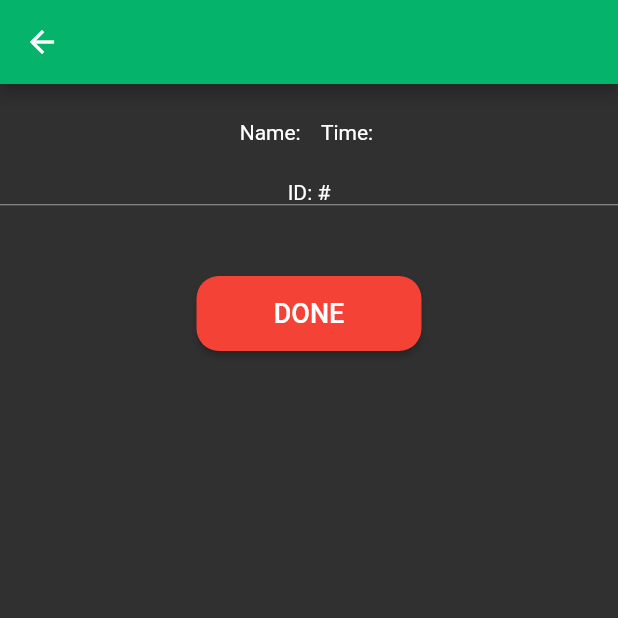
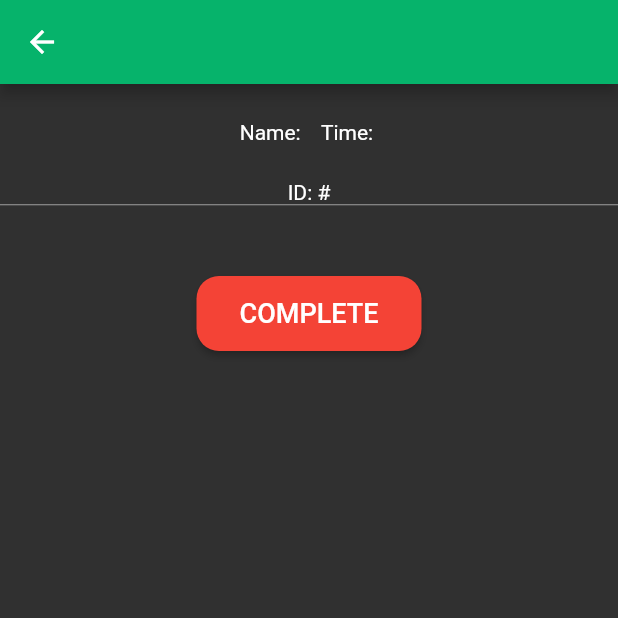
Before and after one commit to Sv6/Riyadh-Metro-Ticketing-System, a Flutter app: the FeedbackDetailsPage screen opened directly, on a phone screen of 412 x 824 dp, the top half of it. Run offline on Flutter 3.47's test engine with Material 2 defaults, Android fonts, the phone set to English and light mode, and no system bars; our stand-ins replace cloud_firestore, dotted_line, firebase_auth, firebase_core, google_nav_bar, qr_flutter; accounts and stored records are empty.

Commit message:
regular updates

```diff
--- a/lib/DisplayFeedbacks.dart
+++ b/lib/DisplayFeedbacks.dart
@@ -201,7 +201,7 @@ class _FeedbackDetailsPageState extends State<FeedbackDetailsPage> {
                           .then((_) => Navigator.pop(context));
                     },
                     child: Text(
-                      'DONE',
+                      'COMPLETE',
                       style: TextStyle(fontSize: 18.0),
                     ),
                   ),
--- a/lib/settings.dart
+++ b/lib/settings.dart
@@ -44,8 +44,8 @@ class _SettingsPageState extends State<SettingsPage> {
                         walletID: data["WALLETID"],
                         pass: data["PASS"],
                         stations: const [],
-                          date: const [],
-                          status: const [],
+                        date: const [],
+                        status: const [],
                       ),
                     ),
                   )
@@ -100,7 +100,6 @@ class _SettingsPageState extends State<SettingsPage> {
                 style: TextStyle(fontSize: 20),
               ),
               onTap: () async {
-                // Handle sign out option
                 final SignOut = await FirebaseAuth.instance.signOut();
                 Navigator.of(context).push(
                     MaterialPageRoute(builder: (context) => (LoginPage())));
```
Also changed, not shown: lib/Admin.dart (+9 -4 lines), lib/crud.dart (+5 -2 lines).
